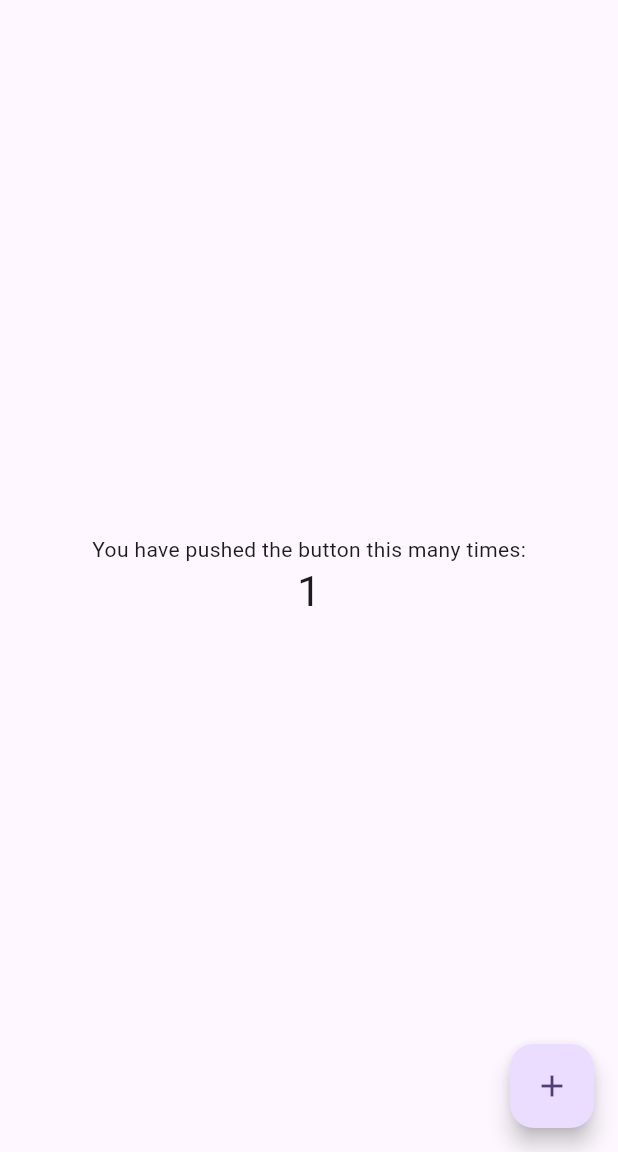
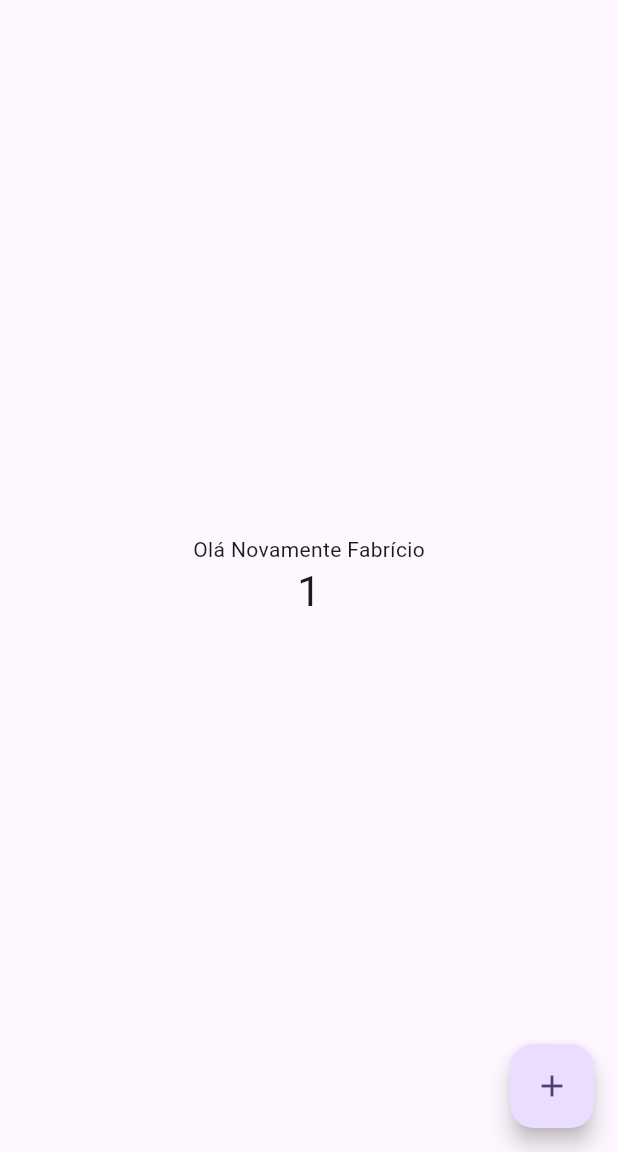
Before and after one commit to fvieir/imc_mobx-flutter, a Flutter app: the screen it shows after launch, after a tap on the "add" icon, on a phone screen of 412 x 824 dp, the part 84-1236 px from its top. Run offline on Flutter 3.47's test engine with Material 2 defaults, Android fonts, the phone set to English and light mode, and no system bars; our stand-ins replace flutter_mobx, mobx; generated files the repository leaves out were written again.

Commit message:
Adicionar classe padrão mobx com geração de codigo

```diff
--- /dev/null
+++ b/lib/imc/imc_codegen_controller.dart
@@ -0,0 +1,23 @@
+import 'package:mobx/mobx.dart';
+
+part 'imc_codegen_controller.g.dart';
+
+class ImcCodegenController = ImcCodegenControllerBase with _$ImcCodegenController;
+
+abstract class ImcCodegenControllerBase with Store {
+
+  @observable
+  int value = 0;
+
+  @observable
+  String user = '';
+
+  @computed
+  String get saudacao => 'Olá Novamente $user';
+
+  @action
+  void increment() {
+    user = 'Fabrício';
+    value++;
+  }
+}
--- /dev/null
+++ b/lib/imc/imc_codegen_page.dart
@@ -0,0 +1,47 @@
+import 'package:flutter/material.dart';
+import 'package:flutter_mobx/flutter_mobx.dart';
+import 'package:mobx_imc/imc/imc_codegen_controller.dart';
+
+class ImcCodegenPage extends StatefulWidget {
+  const ImcCodegenPage({ super.key });
+
+  @override
+  State<ImcCodegenPage> createState() => _ImcCodegenPageState();
+}
+
+class _ImcCodegenPageState extends State<ImcCodegenPage> {
+  final _counter = ImcCodegenController();
+
+  @override
+  Widget build(BuildContext context) {
+    return Scaffold(
+      appBar: AppBar(
+        backgroundColor: Theme.of(context).colorScheme.inversePrimary,
+        title: const Text('Counter')
+      ),
+      body: Center(
+        child: Column(
+          mainAxisAlignment: MainAxisAlignment.center,
+          children: <Widget>[
+            Observer(
+              builder: (_) =>  Text(
+                _counter.saudacao
+              ),
+            ),
+            Observer(
+              builder: (_) => Text(
+                '${_counter.value}',
+                style: Theme.of(context).textTheme.headlineMedium,
+              ),
+            ),
+          ],
+        ),
+      ),
+      floatingActionButton: FloatingActionButton(
+        onPressed: () => _counter.increment(),
+        tooltip: 'Increment',
+        child: const Icon(Icons.add),
+      ),
+    );
+  }
+}
--- a/lib/main.dart
+++ b/lib/main.dart
@@ -1,5 +1,5 @@
 import 'package:flutter/material.dart';
-import 'package:mobx_imc/imc/imc_page.dart';
+import 'package:mobx_imc/imc/imc_codegen_page.dart';
 
 void main() {
   runApp(const MyApp());
@@ -17,7 +17,7 @@ class MyApp extends StatelessWidget {
         colorScheme: ColorScheme.fromSeed(seedColor: Colors.deepPurple),
         useMaterial3: true,
       ),
-      home: const ImcPage(),
+      home: const ImcCodegenPage(),
     );
   }
 }
```
Also changed, not shown: lib/imc/imc_codegen_controller.g.dart (added).
